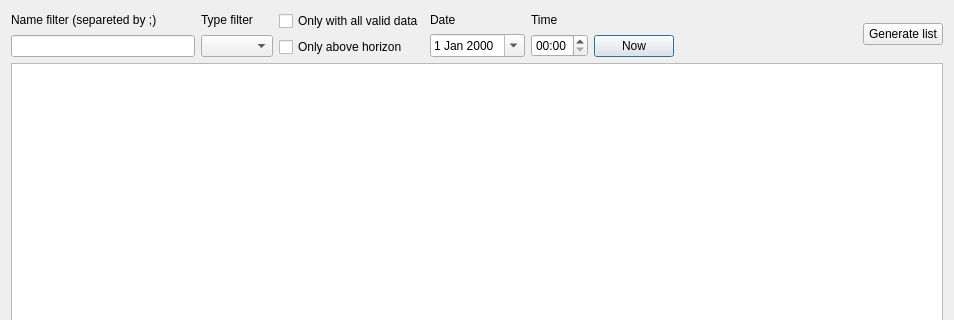
The window that variablestarsdialog.ui (PavelMr/skytechx) describes before a commit, drawn with Qt 5; both pictures show x 0 to 954 and y 0 to 320 of the 954 by 560 pixel window.
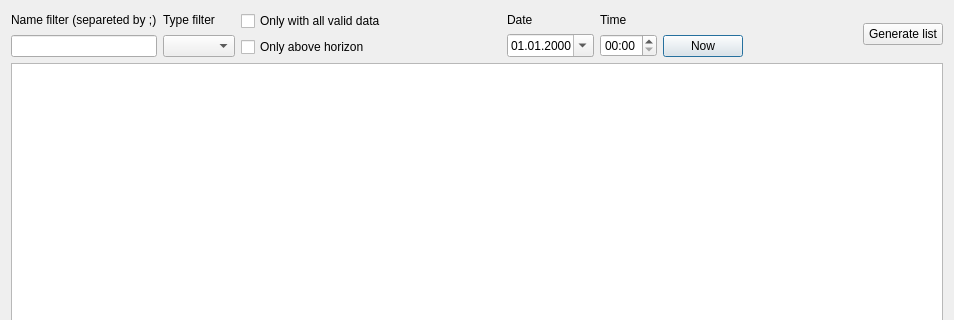
The same window after the commit. Icons and pictures are not drawn.

The edit to the form file:
```diff
--- a/variablestarsdialog.ui
+++ b/variablestarsdialog.ui
@@ -62,6 +62,19 @@
        </item>
       </layout>
      </item>
+     <item>
+      <spacer name="horizontalSpacer_3">
+       <property name="orientation">
+        <enum>Qt::Horizontal</enum>
+       </property>
+       <property name="sizeHint" stdset="0">
+        <size>
+         <width>40</width>
+         <height>20</height>
+        </size>
+       </property>
+      </spacer>
+     </item>
      <item>
       <layout class="QVBoxLayout" name="verticalLayout_6">
        <item>
@@ -73,6 +86,15 @@
        </item>
        <item>
         <widget class="QDateEdit" name="dateEdit">
+         <property name="sizePolicy">
+          <sizepolicy hsizetype="Minimum" vsizetype="Fixed">
+           <horstretch>0</horstretch>
+           <verstretch>0</verstretch>
+          </sizepolicy>
+         </property>
+         <property name="showGroupSeparator" stdset="0">
+          <bool>false</bool>
+         </property>
          <property name="maximumDateTime">
           <datetime>
            <hour>23</hour>
@@ -83,6 +105,9 @@
            <day>1</day>
           </datetime>
          </property>
+         <property name="displayFormat">
+          <string>dd.MM.yyyy</string>
+         </property>
          <property name="calendarPopup">
           <bool>true</bool>
          </property>
```
Left out of the diff: 3 changed lines with no effect on the pictures.
